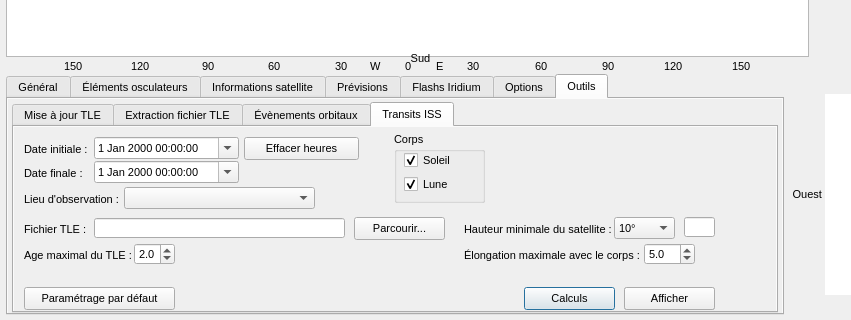
Old version of the form previsat.ui in the repository mconsidine/previsat_archive; both pictures show x 0 to 851 and y 370 to 690 of the 1068 by 690 pixel window.
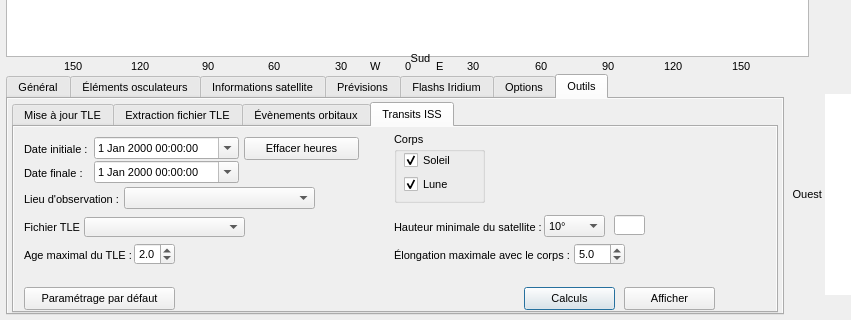
New version of the form. The open tabs and pages were chosen to show the change. Icons and pictures are not drawn.

Commit message: - Mode vision nocturne - Gestion des fichiers TLE dans l'interface - Correction du probleme de resolution d'ecran

The edit to the form file:
```diff
--- a/previsat.ui
+++ b/previsat.ui
@@ -1074,9 +1074,6 @@
           <property name="mouseTracking">
            <bool>true</bool>
           </property>
-          <property name="autoFillBackground">
-           <bool>true</bool>
-          </property>
           <property name="currentIndex">
            <number>0</number>
           </property>
@@ -8332,8 +8329,8 @@
               <property name="geometry">
                <rect>
                 <x>10</x>
-                <y>94</y>
-                <width>71</width>
+                <y>92</y>
+                <width>61</width>
                 <height>16</height>
                </rect>
               </property>
@@ -8341,29 +8338,6 @@
                <string>Fichier TLE :</string>
               </property>
              </widget>
-             <widget class="QLineEdit" name="fichierTLETransit">
-              <property name="geometry">
-               <rect>
-                <x>80</x>
-                <y>91</y>
-                <width>251</width>
-                <height>20</height>
-               </rect>
-              </property>
-             </widget>
-             <widget class="QPushButton" name="parcourirTransit">
-              <property name="geometry">
-               <rect>
-                <x>340</x>
-                <y>90</y>
-                <width>91</width>
-                <height>23</height>
-               </rect>
-              </property>
-              <property name="text">
-               <string>Parcourir...</string>
-              </property>
-             </widget>
              <widget class="QLabel" name="lbl_ageTLETransit">
               <property name="geometry">
                <rect>
@@ -8402,8 +8376,8 @@
              <widget class="QComboBox" name="hauteurSatTransit">
               <property name="geometry">
                <rect>
-                <x>600</x>
-                <y>90</y>
+                <x>530</x>
+                <y>88</y>
                 <width>61</width>
                 <height>22</height>
                </rect>
@@ -8445,8 +8419,8 @@
              <widget class="QLineEdit" name="valHauteurSatTransit">
               <property name="geometry">
                <rect>
-                <x>670</x>
-                <y>90</y>
+                <x>600</x>
+                <y>88</y>
                 <width>31</width>
                 <height>20</height>
                </rect>
@@ -8464,8 +8438,8 @@
              <widget class="QLabel" name="lbl_hauteurSatTransit">
               <property name="geometry">
                <rect>
-                <x>450</x>
-                <y>94</y>
+                <x>380</x>
+                <y>92</y>
                 <width>151</width>
                 <height>16</height>
                </rect>
@@ -8477,7 +8451,7 @@
              <widget class="QLabel" name="lbl_elongationMaxCorps">
               <property name="geometry">
                <rect>
-                <x>450</x>
+                <x>380</x>
                 <y>120</y>
                 <width>181</width>
                 <height>16</height>
@@ -8490,7 +8464,7 @@
              <widget class="QDoubleSpinBox" name="elongationMaxCorps">
               <property name="geometry">
                <rect>
-                <x>630</x>
+                <x>560</x>
                 <y>116</y>
                 <width>51</width>
                 <height>22</height>
@@ -8612,6 +8586,19 @@
                <string>Paramétrage par défaut</string>
               </property>
              </widget>
+             <widget class="QComboBox" name="fichierTLETransit">
+              <property name="geometry">
+               <rect>
+                <x>70</x>
+                <y>90</y>
+                <width>161</width>
+                <height>20</height>
+               </rect>
+              </property>
+              <property name="sizeAdjustPolicy">
+               <enum>QComboBox::AdjustToMinimumContentsLength</enum>
+              </property>
+             </widget>
             </widget>
            </widget>
           </widget>
```
Left out of the diff: 142 changed lines with no effect on the pictures. The commit also changes 8 other files.
